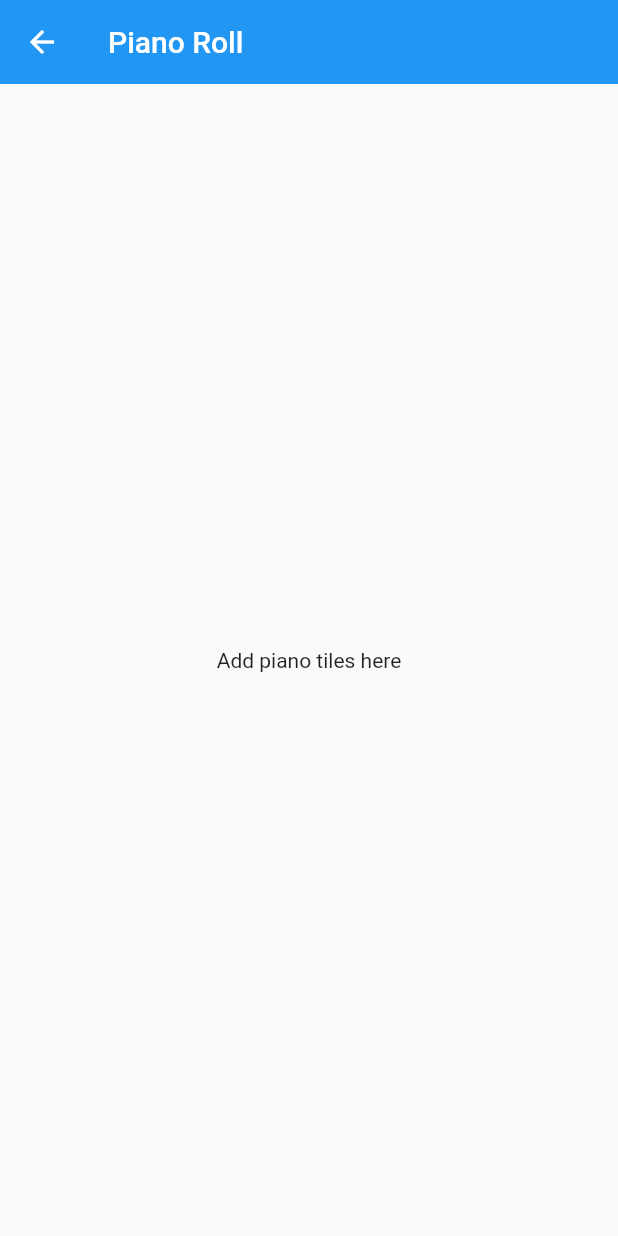
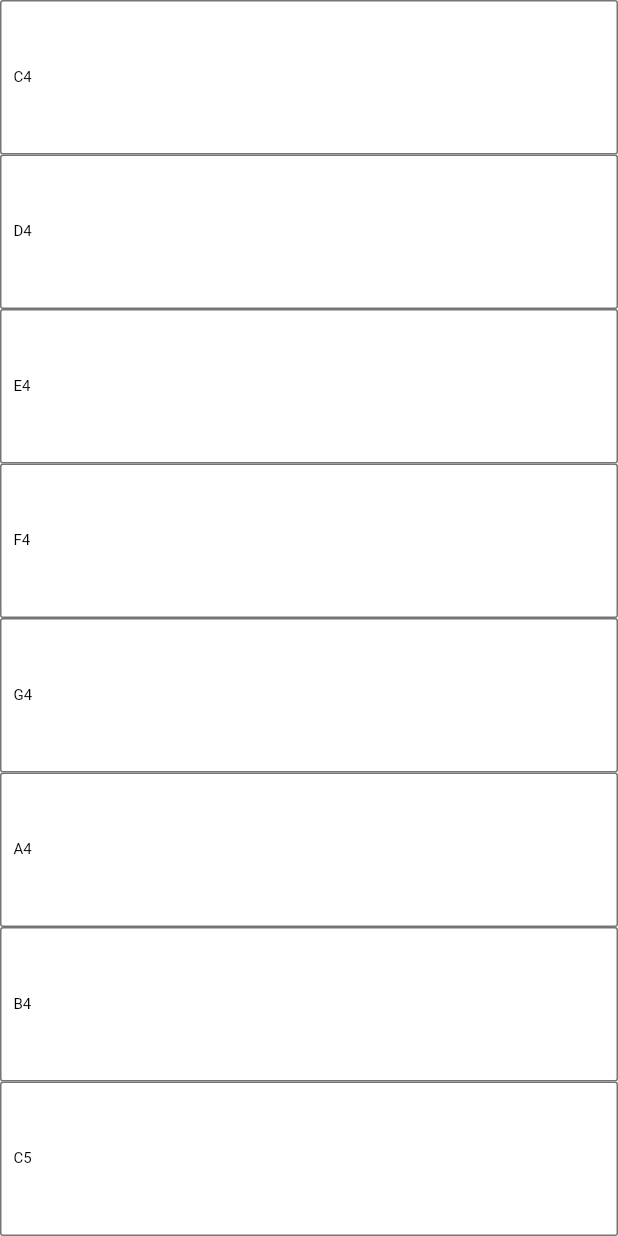
Before and after one commit to J-ManProjects/flutter_experimentation, a Flutter app: the Home screen opened by its route, after a tap on "Piano Roll", on a phone screen of 412 x 824 dp. Run offline on Flutter 3.47's test engine with Material 2 defaults, Android fonts, the phone set to English and light mode, and no system bars.

Commit message:
Dynamically adds white piano tiles

```diff
--- a/analysis_options.yaml
+++ b/analysis_options.yaml
@@ -24,6 +24,7 @@ linter:
   rules:
     prefer_double_quotes: true
     prefer_const_constructors: false
+    prefer_const_literals_to_create_immutables: false
     avoid_print: false
 
 # Additional information about this file can be found at
--- a/lib/main.dart
+++ b/lib/main.dart
@@ -25,7 +25,7 @@ class _MyAppState extends State<MyApp> {
       title: "Flutter Experimentation",
       theme: MyTheme.light,
       darkTheme: MyTheme.dark,
-      initialRoute: "/home",
+      initialRoute: "/piano",
       routes: {
         "/home": (context) => Home(),
         "/piano": (context) => PianoRoll(),
--- a/lib/pages/piano_roll.dart
+++ b/lib/pages/piano_roll.dart
@@ -1,4 +1,6 @@
 import "package:flutter/material.dart";
+import "package:flutter_experimentation/services/piano_tile.dart";
+import "package:flutter_experimentation/services/notes.dart";
 
 
 class PianoRoll extends StatefulWidget {
@@ -9,15 +11,36 @@ class PianoRoll extends StatefulWidget {
 }
 
 class _PianoRollState extends State<PianoRoll> {
+  List<Widget> whiteTiles = [];
+  List<Widget> blackTiles = [];
+
+
   @override
   Widget build(BuildContext context) {
+    whiteTiles = generateWhiteTiles();
+
     return Scaffold(
-      appBar: AppBar(
-        title: Text("Piano Roll"),
-      ),
-      body: Center(
-        child: Text("Add piano tiles here"),
+      body: SafeArea(
+        child: Column(
+          crossAxisAlignment: CrossAxisAlignment.stretch,
+          mainAxisAlignment: MainAxisAlignment.center,
+          children: whiteTiles,
+        ),
       ),
     );
   }
+
+
+  // Generate all white piano tiles.
+  List<Widget> generateWhiteTiles() {
+    List<Widget> tiles = [];
+    String note;
+    for (int p = 48; p <= 48+12; p++) {
+      note = Notes.pitchToNote(p);
+      if (note.length == 2) {
+        tiles.add(Expanded(child: PianoTile(note: note)));
+      }
+    }
+    return tiles;
+  }
 }
--- /dev/null
+++ b/lib/services/notes.dart
@@ -0,0 +1,18 @@
+class Notes {
+
+  // Static member variables.
+  static const List NOTES = [
+    "C", "Db", "D", "Eb", "E", "F", "Gb", "G", "Ab", "A", "Bb", "B"
+  ];
+  static const int minPitch = 33;
+  static const int maxPitch = 97;
+  static const int Fs = 44100;
+
+
+  // Determine the note of the given pitch.
+  static String pitchToNote(int pitch) {
+    String note = NOTES[pitch % 12];
+    int octave = pitch ~/ 12;
+    return "$note$octave";
+  }
+}
--- /dev/null
+++ b/lib/services/piano_tile.dart
@@ -0,0 +1,40 @@
+import "package:flutter/material.dart";
+
+
+class PianoTile extends StatefulWidget {
+  final String note;
+  const PianoTile({required this.note, Key? key}) : super(key: key);
+
+  @override
+  State<PianoTile> createState() => _PianoTileState();
+}
+
+class _PianoTileState extends State<PianoTile> {
+
+  @override
+  Widget build(BuildContext context) {
+    return Container(
+      decoration: BoxDecoration(
+        border: Border.all(
+          width: 1,
+          color: Colors.black54,
+        ),
+        borderRadius: BorderRadius.circular(2),
+        color: Colors.white,
+      ),
+      child: Align(
+        alignment: Alignment.centerLeft,
+        child: Padding(
+          padding: const EdgeInsets.only(left: 8),
+          child: Text(
+            widget.note,
+            style: TextStyle(
+              color: Colors.black,
+              fontSize: 10,
+            ),
+          ),
+        ),
+      ),
+    );
+  }
+}
```
